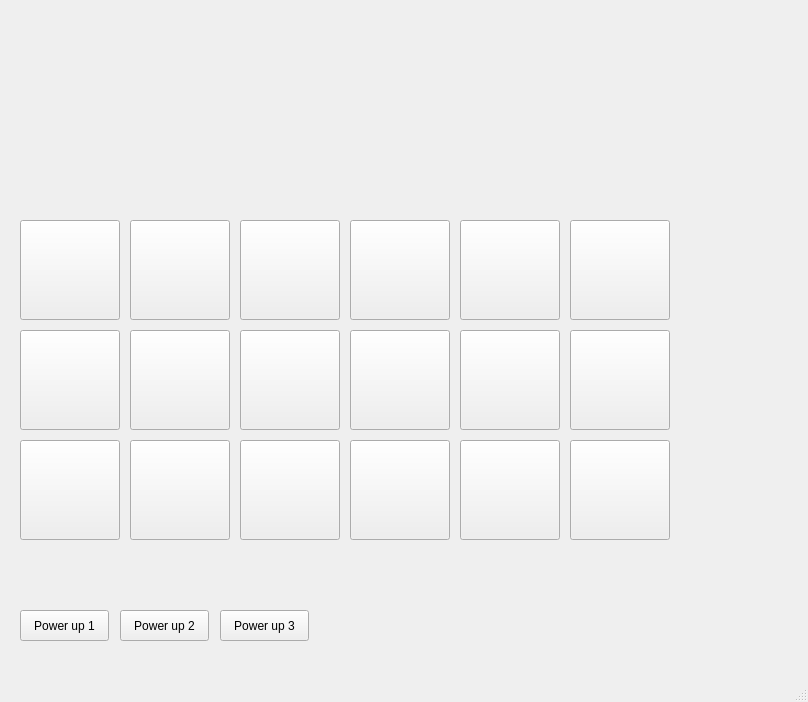
Dcastroe10/Proyecto-1-Datos-II, file Client (game)/Game/game_window.ui: the form before one commit.
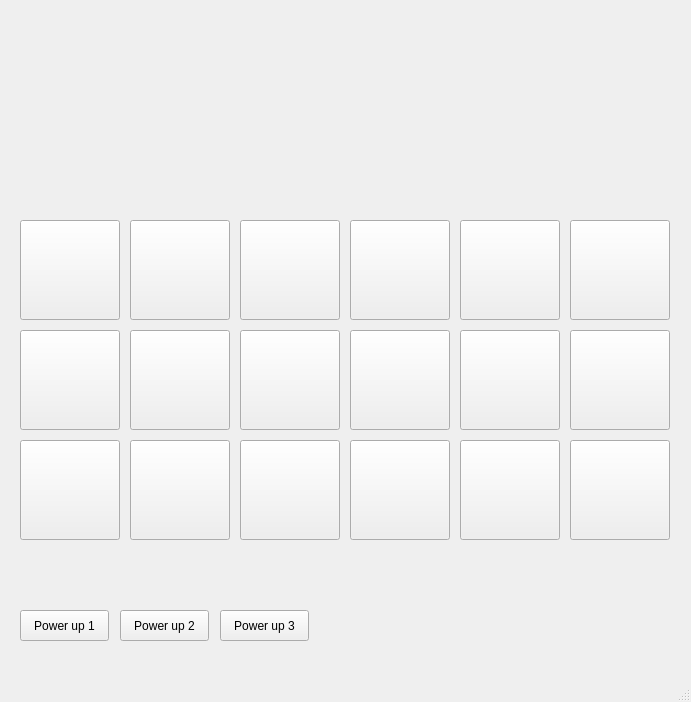
The form after the commit.

```diff
--- a/Client (game)/Game/game_window.ui
+++ b/Client (game)/Game/game_window.ui
@@ -6,7 +6,7 @@
    <rect>
     <x>0</x>
     <y>0</y>
-    <width>808</width>
+    <width>691</width>
     <height>702</height>
    </rect>
   </property>
```
Left out of the diff: 2 changed lines with no effect on the pictures.
